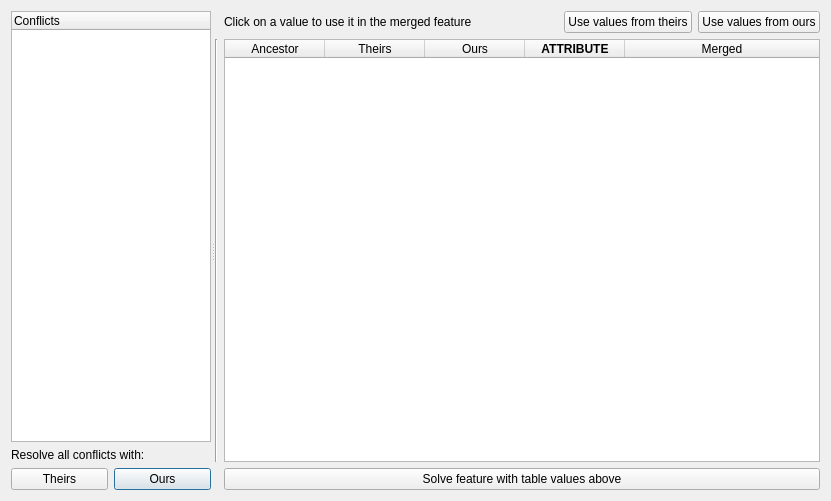
Before: the Qt Designer form kart/gui/conflictsdialog.ui in koordinates/kart-qgis-plugin, drawn with Qt 5.
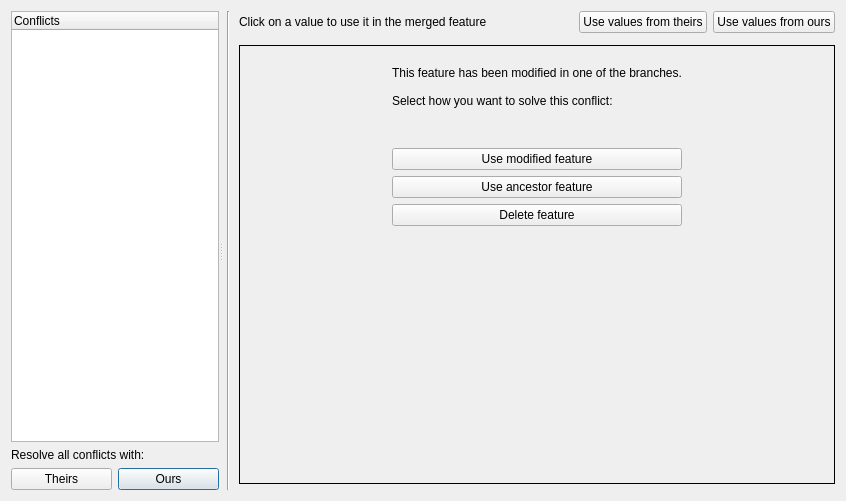
After: the same form once the commit is applied. The open tabs and pages were chosen to show the change.

Commit message: more work on conflict solving

Diff of the .ui file:
```diff
--- a/kart/gui/conflictsdialog.ui
+++ b/kart/gui/conflictsdialog.ui
@@ -6,7 +6,7 @@
    <rect>
     <x>0</x>
     <y>0</y>
-    <width>736</width>
+    <width>846</width>
     <height>501</height>
    </rect>
   </property>
@@ -71,13 +71,36 @@
       </property>
       <widget class="QWidget" name="layoutWidget">
        <layout class="QGridLayout" name="gridLayout" columnstretch="0,0,0,0,0">
-        <item row="2" column="1" colspan="4">
-         <widget class="QPushButton" name="btnSolveFeature">
+        <item row="0" column="4">
+         <widget class="QPushButton" name="btnSolveOurs">
           <property name="text">
-           <string>Solve feature with table values above</string>
+           <string>Use values from ours</string>
           </property>
          </widget>
         </item>
+        <item row="0" column="1">
+         <widget class="QLabel" name="label_2">
+          <property name="text">
+           <string>Click on a value to use it in the merged feature</string>
+          </property>
+         </widget>
+        </item>
+        <item row="0" column="2">
+         <spacer name="horizontalSpacer">
+          <property name="orientation">
+           <enum>Qt::Horizontal</enum>
+          </property>
+          <property name="sizeType">
+           <enum>QSizePolicy::MinimumExpanding</enum>
+          </property>
+          <property name="sizeHint" stdset="0">
+           <size>
+            <width>80</width>
+            <height>20</height>
+           </size>
+          </property>
+         </spacer>
+        </item>
         <item row="0" column="3">
          <widget class="QPushButton" name="btnSolveTheirs">
           <property name="text">
@@ -85,7 +108,32 @@
           </property>
          </widget>
         </item>
-        <item row="1" column="1" colspan="4">
+        <item row="2" column="1" colspan="4">
+         <widget class="QStackedWidget" name="stackedWidget">
+          <property name="frameShape">
+           <enum>QFrame::Box</enum>
+          </property>
+          <property name="currentIndex">
+           <number>0</number>
+          </property>
+          <widget class="QWidget" name="pageSolveNormal">
+           <layout class="QVBoxLayout" name="verticalLayout_2">
+            <property name="spacing">
+             <number>0</number>
+            </property>
+            <property name="leftMargin">
+             <number>0</number>
+            </property>
+            <property name="topMargin">
+             <number>0</number>
+            </property>
+            <property name="rightMargin">
+             <number>0</number>
+            </property>
+            <property name="bottomMargin">
+             <number>0</number>
+            </property>
+            <item>
          <widget class="QTableWidget" name="tableAttributes">
           <property name="sortingEnabled">
            <bool>true</bool>
@@ -138,38 +186,118 @@
           </column>
          </widget>
         </item>
-        <item row="0" column="4">
-         <widget class="QPushButton" name="btnSolveOurs">
+            <item>
+             <widget class="QPushButton" name="btnSolveFeature">
           <property name="text">
-           <string>Use values from ours</string>
+               <string>Solve feature with table values above</string>
           </property>
          </widget>
         </item>
-        <item row="0" column="2">
-         <spacer name="horizontalSpacer">
+           </layout>
+          </widget>
+          <widget class="QWidget" name="pageSolveWithDeleted">
+           <layout class="QGridLayout" name="gridLayout_3">
+            <property name="topMargin">
+             <number>20</number>
+            </property>
+            <item row="1" column="1">
+             <spacer name="verticalSpacer_3">
           <property name="orientation">
-           <enum>Qt::Horizontal</enum>
+               <enum>Qt::Vertical</enum>
           </property>
           <property name="sizeType">
            <enum>QSizePolicy::Fixed</enum>
           </property>
           <property name="sizeHint" stdset="0">
            <size>
-            <width>80</width>
+                <width>20</width>
             <height>20</height>
            </size>
           </property>
          </spacer>
         </item>
+            <item row="4" column="1">
+             <widget class="QPushButton" name="btnDeleteFeature">
+              <property name="text">
+               <string>Delete feature</string>
+              </property>
+             </widget>
+            </item>
+            <item row="0" column="2">
+             <spacer name="horizontalSpacer_3">
+              <property name="orientation">
+               <enum>Qt::Horizontal</enum>
+              </property>
+              <property name="sizeHint" stdset="0">
+               <size>
+                <width>40</width>
+                <height>20</height>
+               </size>
+              </property>
+             </spacer>
+            </item>
+            <item row="0" column="0">
+             <spacer name="horizontalSpacer_2">
+              <property name="orientation">
+               <enum>Qt::Horizontal</enum>
+              </property>
+              <property name="sizeHint" stdset="0">
+               <size>
+                <width>40</width>
+                <height>20</height>
+               </size>
+              </property>
+             </spacer>
+            </item>
+            <item row="3" column="1">
+             <widget class="QPushButton" name="btnUseAncestor">
+              <property name="text">
+               <string>Use ancestor feature</string>
+              </property>
+             </widget>
+            </item>
+            <item row="2" column="1">
+             <widget class="QPushButton" name="btnUseModified">
+              <property name="text">
+               <string>Use modified feature</string>
+              </property>
+             </widget>
+            </item>
         <item row="0" column="1">
-         <widget class="QLabel" name="label_2">
+             <widget class="QLabel" name="label_3">
           <property name="text">
-           <string>Click on a value to use it in the merged feature</string>
+               <string>This feature has been modified in one of the branches.
+
+Select how you want to solve this conflict:
+</string>
           </property>
          </widget>
         </item>
-        <item row="1" column="0">
+            <item row="5" column="1">
+             <spacer name="verticalSpacer_2">
+              <property name="orientation">
+               <enum>Qt::Vertical</enum>
+              </property>
+              <property name="sizeHint" stdset="0">
+               <size>
+                <width>20</width>
+                <height>40</height>
+               </size>
+              </property>
+             </spacer>
+            </item>
+           </layout>
+          </widget>
+         </widget>
+        </item>
+        <item row="0" column="0" rowspan="4">
          <widget class="Line" name="line">
+          <property name="minimumSize">
+           <size>
+            <width>10</width>
+            <height>0</height>
+           </size>
+          </property>
           <property name="orientation">
            <enum>Qt::Vertical</enum>
           </property>
```
Lines whose indentation alone changed are shown as unchanged. The commit also changes 6 other files.
